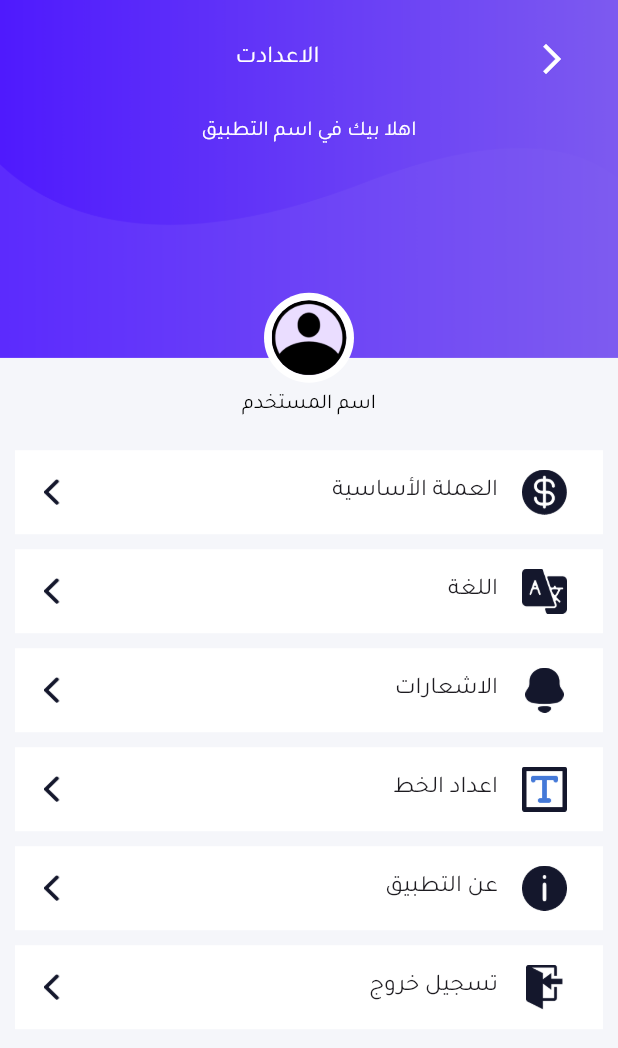
After one commit to mohamedamr77/Currencies, a Flutter app: the SettingScreen screen opened by its route, on a phone screen of 412 x 824 dp. The commit adds this screen. Shown: the top 1048 px of the screen. Run offline on Flutter 3.47's test engine with Material 3 defaults, Android fonts, the phone set to English and light mode, and no system bars; our stand-ins replace flutter_screenutil, flutter_svg, go_router, google_mobile_ads.

Commit message:
refecator setting screen

```diff
--- a/lib/features/ExchangeRates/presentation/views/screen.dart
+++ b/lib/features/ExchangeRates/presentation/views/screen.dart
@@ -2,7 +2,7 @@ import 'package:digitaltransactions/features/ExchangeRates/presentation/views/wi
 import 'package:flutter/material.dart';
 
 import '../../../../core/utils/color.dart';
-import '../../../drawer_widget/drawerBody.dart';
+import 'widgets/drawerBody.dart';
 
 class ExchangeRatesScreen extends StatelessWidget {
   const ExchangeRatesScreen({super.key});
--- a/lib/features/drawer_widget/body_listview_drawar.dart
+++ b/lib/features/ExchangeRates/presentation/views/widgets/body_listview_drawar.dart
@@ -2,9 +2,9 @@ import 'package:flutter/material.dart';
 import 'package:flutter_screenutil/flutter_screenutil.dart';
 import 'package:flutter_svg/svg.dart';
 import 'package:go_router/go_router.dart';
-import '../../core/utils/routes.dart';
-import '../../core/utils/textstyle.dart';
-import '../Dashboard/presentation/model/list_drawer_item.dart';
+import '../../../../../core/utils/routes.dart';
+import '../../../../../core/utils/textstyle.dart';
+import '../../../../Dashboard/presentation/model/list_drawer_item.dart';
 
 class BodyListViewDrawer extends StatelessWidget {
   const BodyListViewDrawer({super.key, required this.index});
--- a/lib/features/drawer_widget/drawerBody.dart
+++ b/lib/features/ExchangeRates/presentation/views/widgets/drawerBody.dart
@@ -4,7 +4,7 @@ import 'package:digitaltransactions/core/utils/textstyle.dart';
 import 'package:flutter/material.dart';
 import 'package:flutter_screenutil/flutter_screenutil.dart';
 import 'package:flutter_svg/flutter_svg.dart';
-import '../Dashboard/presentation/model/list_drawer_item.dart';
+import '../../../../Dashboard/presentation/model/list_drawer_item.dart';
 import 'body_listview_drawar.dart';
 
 class DrawerBody extends StatelessWidget {
--- /dev/null
+++ b/lib/features/setting/presentation/views/widgets/custom_banner_setting_Screen.dart
@@ -0,0 +1,92 @@
+import 'package:flutter/material.dart';
+import 'package:flutter_screenutil/flutter_screenutil.dart';
+import 'package:go_router/go_router.dart';
+import '../../../../../core/shared_widget/custom_appbar.dart';
+import '../../../../../core/utils/image.dart';
+
+class CustomBannerSettingScreen extends StatelessWidget {
+  const CustomBannerSettingScreen({super.key, required this.title, required this.subTitle});
+
+  final String title;
+  final String subTitle;
+
+  @override
+  Widget build(BuildContext context) {
+    return SizedBox(
+      height: MediaQuery.of(context).size.height * 0.34,
+      child: Stack(children: [
+        Container(
+          height: 200.h,
+          width: double.infinity,
+          decoration: BoxDecoration(
+            image: DecorationImage(
+              image: AssetImage(ImageApp.settingboard),
+              fit: BoxFit.cover,
+            ),
+          ),
+          child: SafeArea(
+            child: Padding(
+              padding: const EdgeInsets.all(10),
+              child: Column(
+                children: [
+                  CustomAppbar(
+                    text: title,
+                    action: IconButton(
+                        onPressed: () {
+                          GoRouter.of(context).pop();
+                        },
+                        icon: const Icon(
+                          Icons.arrow_forward_ios,
+                          color: Colors.white,
+                        )),
+                  ),
+                  const SizedBox(
+                    height: 15,
+                  ),
+                   Text(
+                    subTitle,
+                    style: const TextStyle(
+                        fontFamily: "Tajawal", color: Colors.white),
+                  ),
+                ],
+              ),
+            ),
+          ),
+        ),
+        Positioned(
+          left: 20,
+          right: 20,
+          bottom: 0,
+          child: Column(
+            children: [
+              Stack(
+                  children: [
+                const CircleAvatar(
+                  backgroundColor: Colors.white,
+                  maxRadius: 30,
+                ),
+                Positioned(
+                  bottom: 5,
+                  left: 5,
+                  right: 5,
+                  child: CircleAvatar(
+                    maxRadius: 25,
+                    backgroundImage: Image.asset(ImageApp.person).image,
+                  ),
+                ),
+              ]),
+              const SizedBox(
+                height: 5,
+              ),
+              const Text(
+                "اسم المستخدم",
+                style:
+                TextStyle(fontFamily: "Tajawal", color: Colors.black),
+              )
+            ],
+          ),
+        )
+      ]),
+    );
+  }
+}
--- /dev/null
+++ b/lib/features/setting/presentation/views/widgets/custom_list_tile.dart
@@ -0,0 +1,38 @@
+import 'package:flutter/material.dart';
+import 'package:flutter_screenutil/flutter_screenutil.dart';
+
+import '../../../../../core/utils/image.dart';
+
+
+// ignore: must_be_immutable
+class CustomListTile extends StatelessWidget {
+  CustomListTile(
+      {super.key,
+        required this.trailingImage,
+        required this.title,
+        this.onTap});
+  final String trailingImage;
+  final String title;
+  void Function()? onTap;
+  @override
+  Widget build(BuildContext context) {
+    return Padding(
+      padding: const EdgeInsets.only(bottom: 10),
+      child: ListTile(
+        onTap: onTap,
+        tileColor: Colors.white,
+        leading: Image.asset(
+          ImageApp.arrow,
+          height: 15.h,
+          width: 15.w,
+        ),
+        title: Text(title,
+            textAlign: TextAlign.right,
+            style: const TextStyle(
+              fontFamily: "Tajawal",
+            )),
+        trailing: Image.asset(trailingImage, height: 30, width: 30),
+      ),
+    );
+  }
+}
--- /dev/null
+++ b/lib/features/setting/presentation/views/widgets/list_view_listTile.dart
@@ -0,0 +1,50 @@
+import 'package:flutter/material.dart';
+
+import '../../../../../core/utils/image.dart';
+import 'custom_list_tile.dart';
+import 'dialog.dart';
+
+class ListViewListTile extends StatelessWidget {
+  const ListViewListTile({super.key});
+
+  @override
+  Widget build(BuildContext context) {
+    return Padding(
+        padding: const EdgeInsets.all(10.0),
+        child: ListView(
+          shrinkWrap: true,
+          children: [
+            CustomListTile(
+              trailingImage: ImageApp.el3omla,
+              title: "العملة الأساسية",
+            ),
+            CustomListTile(
+              trailingImage: ImageApp.lang,
+              title: "اللغة",
+              onTap: () {
+                showDialog(
+                    context: context,
+                    builder: (context) => const DialogScreen());
+              },
+            ),
+            CustomListTile(
+              trailingImage: ImageApp.notification,
+              title: "الاشعارات",
+            ),
+            CustomListTile(
+              trailingImage: ImageApp.elkhat,
+              title: "اعداد الخط",
+            ),
+            CustomListTile(
+              trailingImage: ImageApp.about,
+              title: "عن التطبيق",
+            ),
+            CustomListTile(
+              trailingImage: ImageApp.signout,
+              title: "تسجيل خروج",
+            )
+          ],
+        )
+    );
+  }
+}
```
Also changed, not shown: lib/features/ExchangeRates/presentation/views/widgets/listvertical_widget/list_vertical_banks_selling_buying.dart (+4 -4 lines), lib/features/setting/presentation/views/widgets/setting_body.dart (+5 -149 lines).
